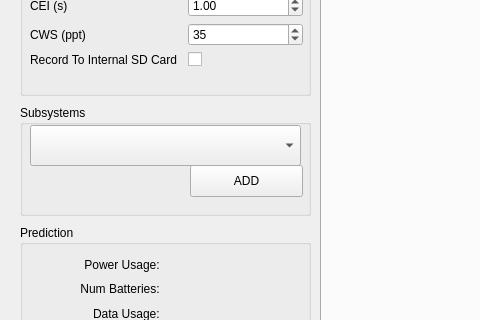
Old version of the form Frontend/qt/Predictor/predictor_view.ui in the repository ricorx7/rti_python; both pictures show x 0 to 480 and y 85 to 405 of the 1045 by 874 pixel window.
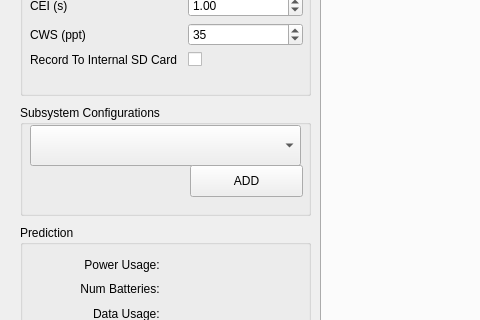
New version of the form.

What changed in the file:
```diff
--- a/Frontend/qt/Predictor/predictor_view.ui
+++ b/Frontend/qt/Predictor/predictor_view.ui
@@ -111,7 +111,7 @@
      </rect>
     </property>
     <property name="title">
-     <string>Subsystems</string>
+     <string>Subsystem Configurations</string>
     </property>
     <widget class="QComboBox" name="subsystemComboBox">
      <property name="geometry">
```
Left out of the diff: 2 changed lines with no effect on the pictures.
